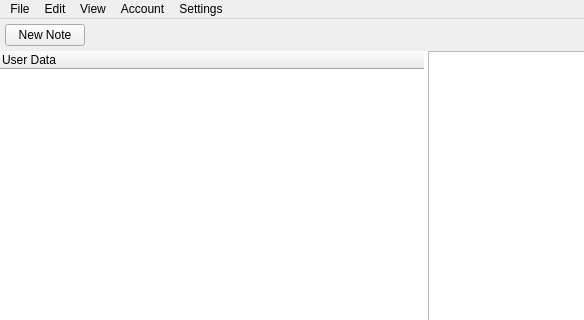
Open-App-Library/Vibrato-Notes-Desktop, file ui/mainwindow.ui: the form before one commit; both pictures show x 0 to 584 and y 0 to 320 of the 1280 by 769 pixel window.
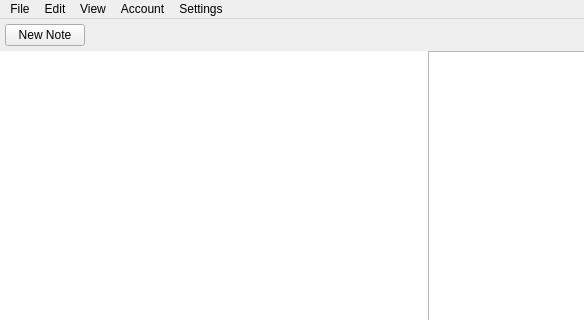
The form after the commit. Icons and pictures are not drawn.

The edit to the form file:
```diff
--- a/ui/mainwindow.ui
+++ b/ui/mainwindow.ui
@@ -197,10 +197,10 @@
 #notebookFrame, #tagFrame {
 }
 
-QTreeWidget::item {
+QTreeView::item {
     padding: 6 0;
 }
-QTreeWidget {
+QTreeView {
 	border: 0 !important;
 	margin: 0;
 }</string>
@@ -222,7 +222,7 @@
             <number>0</number>
            </property>
            <item>
-            <widget class="QTreeWidget" name="TheTree">
+            <widget class="QTreeView" name="TheTree">
              <property name="sizePolicy">
               <sizepolicy hsizetype="Expanding" vsizetype="MinimumExpanding">
                <horstretch>0</horstretch>
@@ -244,11 +244,6 @@
              <property name="wordWrap">
               <bool>true</bool>
              </property>
-             <column>
-              <property name="text">
-               <string>User Data</string>
-              </property>
-             </column>
             </widget>
            </item>
           </layout>
```
Left out of the diff: 2 changed lines with no effect on the pictures.
